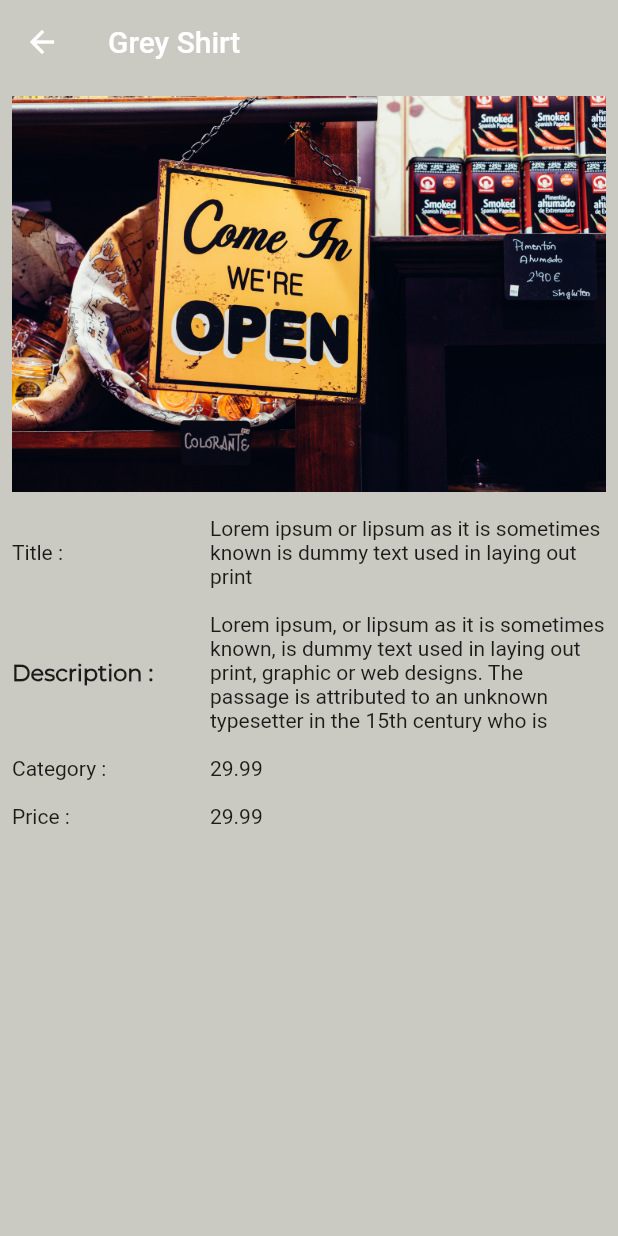
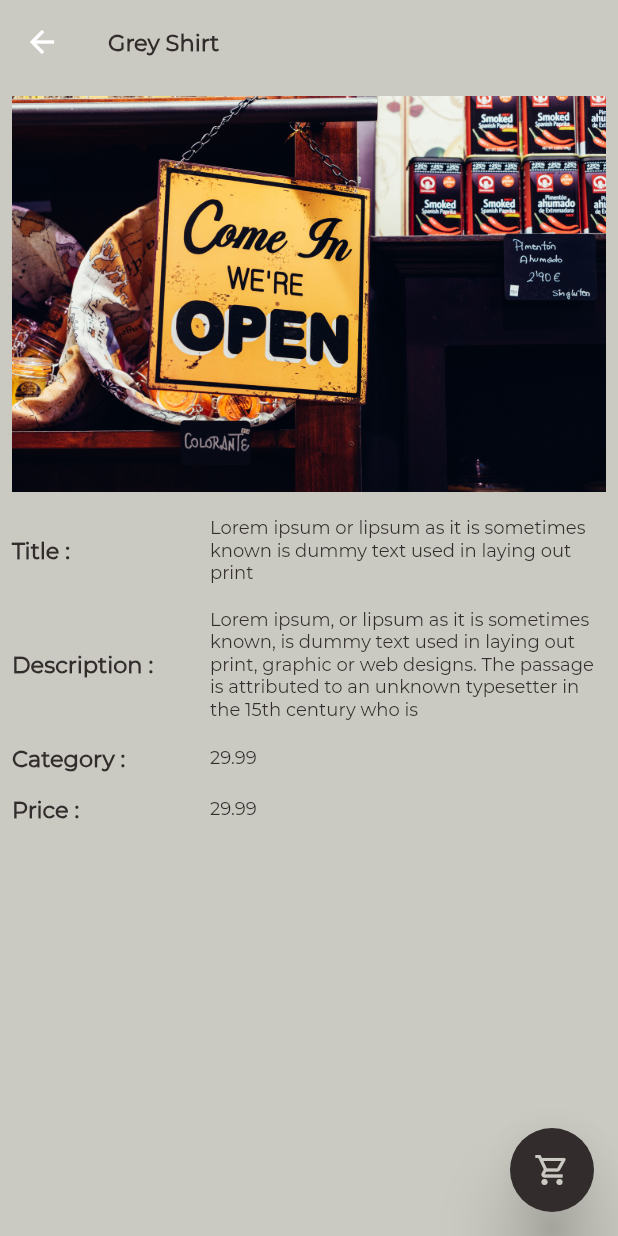
Before and after one commit to Yasmeen700/E-commerce-App, a Flutter app: the DetailsScreen screen opened directly with sample values from the repository, on a phone screen of 412 x 824 dp. Run offline on Flutter 3.47's test engine with Material 2 defaults, Android fonts, the phone set to English and light mode, and no system bars; our stand-ins replace carousel_pro, flutter_screenutil.

Commit message:
add cart button

```diff
--- /dev/null
+++ b/lib/constants/font_style.dart
@@ -0,0 +1,19 @@
+import 'package:flutter/cupertino.dart';
+
+import 'global_colors.dart';
+
+abstract class FontStyles {
+  static const TextStyle titleDetails = TextStyle(
+    fontWeight: FontWeight.w600,
+    fontFamily: 'Mon',
+    fontSize: 15,
+      color: Color(0xFF322d2c),
+  );
+
+  static const TextStyle descriptionDetails = TextStyle(
+    // fontWeight: FontWeight.w600,
+    fontFamily: 'Mon',
+    fontSize: 12,
+    color: Color(0xFF322d2c),
+  );
+}
--- a/lib/details_screen/details_screen.dart
+++ b/lib/details_screen/details_screen.dart
@@ -1,3 +1,4 @@
+import 'package:ecommerce_mobile_app/constants/font_style.dart';
 import 'package:ecommerce_mobile_app/constants/global_colors.dart';
 import 'package:ecommerce_mobile_app/model/product.dart';
 import 'package:flutter/cupertino.dart';
@@ -19,7 +20,7 @@ class _DetailsScreenState extends State<DetailsScreen> {
       appBar: AppBar(
         backgroundColor: GlobalColors.whiteColor,
         elevation: 0,
-        title: Text(widget.product.productName),
+        title: Text(widget.product.productName, style: FontStyles.titleDetails),
       ),
       backgroundColor: GlobalColors.whiteColor,
       body: Column(
@@ -37,11 +38,15 @@ class _DetailsScreenState extends State<DetailsScreen> {
             padding: const EdgeInsets.all(8.0),
             child: Row(
               children: [
-                Expanded(flex: 1, child: Text('Title :')),
+                Expanded(
+                    flex: 1,
+                    child: Text('Title :', style: FontStyles.titleDetails)),
                 Expanded(
                   flex: 2,
                   child: Text(
-                      'Lorem ipsum or lipsum as it is sometimes known is dummy text used in laying out print '),
+                      'Lorem ipsum or lipsum as it is sometimes known '
+                      'is dummy text used in laying out print ',
+                      style: FontStyles.descriptionDetails),
                 )
               ],
             ),
@@ -51,20 +56,19 @@ class _DetailsScreenState extends State<DetailsScreen> {
             child: Row(
               children: [
                 Expanded(
-                    flex: 1,
-                    child: Text(
-                      'Description :',
-                      style: TextStyle(
-                          fontWeight: FontWeight.w600,
-                          fontFamily: 'Mon',
-                          fontSize: 15),
-                    )),
+                  flex: 1,
+                  child: Text('Description :', style: FontStyles.titleDetails),
+                ),
                 Expanded(
                   flex: 2,
                   child: Text(
-                      'Lorem ipsum, or lipsum as it is sometimes known, is dummy text used in laying out print,'
-                      ' graphic or web designs.'
-                      ' The passage is attributed to an unknown typesetter in the 15th century who is'),
+                    'Lorem ipsum, or lipsum as it is sometimes known, '
+                    'is dummy text used in laying out print,'
+                    ' graphic or web designs.'
+                    ' The passage is attributed to an unknown '
+                    'typesetter in the 15th century who is',
+                    style: FontStyles.descriptionDetails,
+                  ),
                 ),
               ],
             ),
@@ -72,24 +76,43 @@ class _DetailsScreenState extends State<DetailsScreen> {
           Padding(
             padding: const EdgeInsets.all(8.0),
             child: Row(children: [
-              Expanded(flex: 1, child: Text('Category :')),
-              Expanded(flex: 2, child: Text('${widget.product.salePrice}')),
+              Expanded(
+                  flex: 1,
+                  child: Text('Category :', style: FontStyles.titleDetails)),
+              Expanded(
+                  flex: 2,
+                  child: Text('${widget.product.salePrice}',
+                      style: FontStyles.descriptionDetails)),
             ]),
           ),
           Padding(
             padding: const EdgeInsets.all(8.0),
             child: Row(
               children: [
-                Expanded(flex: 1, child: Text('Price :')),
+                Expanded(
+                    flex: 1,
+                    child: Text('Price :', style: FontStyles.titleDetails)),
                 Expanded(
                   flex: 2,
-                  child: Text('${widget.product.salePrice}'),
+                  child: Text('${widget.product.salePrice}',
+                      style: FontStyles.descriptionDetails),
                 ),
               ],
             ),
           )
         ],
       ),
+      floatingActionButton: FloatingActionButton(
+        child: Icon(Icons.shopping_cart_outlined),
+        elevation: 20,
+        tooltip: 'add to cart',
+        onPressed: (){},
+        splashColor: GlobalColors.brownColor,
+        hoverColor: GlobalColors.brownColor,
+        focusColor: GlobalColors.brownColor,
+        foregroundColor: GlobalColors.whiteColor,
+        backgroundColor: GlobalColors.brownColor,
+      ),
     );
   }
 }
```
Also changed, not shown: lib/my_card/my_cardScreen.dart (added).
